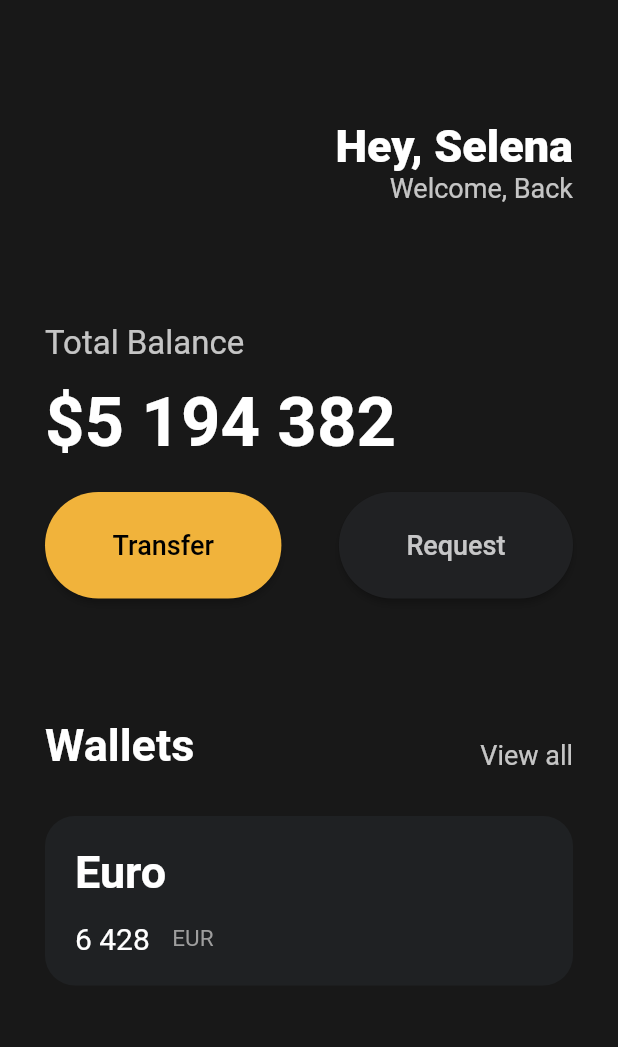
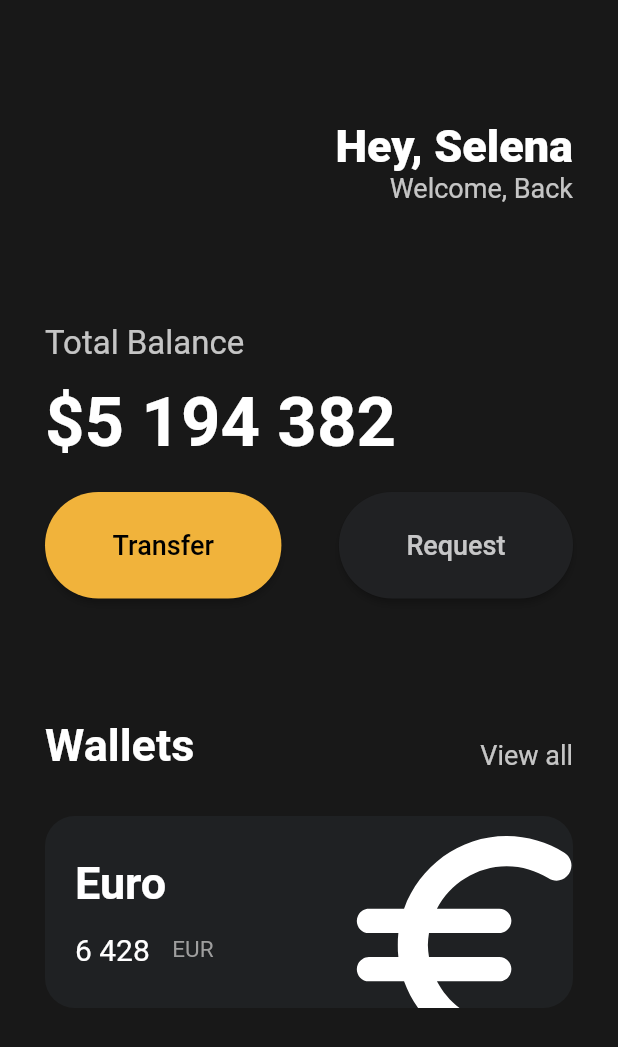
Before and after one commit to tjdrkr2580/flutter-prac, a Flutter app: the screen it shows after launch, on a phone screen of 412 x 824 dp. Shown: the top 1047 px of the screen. Run offline on Flutter 3.47's test engine with Material 2 defaults, Android fonts, the phone set to English and light mode, and no system bars.

Commit message:
lecture : Icons and Transforms

```diff
--- a/first_app/lib/main.dart
+++ b/first_app/lib/main.dart
@@ -96,15 +96,17 @@ class App extends StatelessWidget {
                   ),
                   const SizedBox(height: 30),
                   Container(
+                      clipBehavior: Clip.hardEdge,
                       decoration: BoxDecoration(
                           color: const Color(0xFF1F2123),
                           borderRadius: BorderRadius.circular(20)),
-                      child: const Padding(
-                        padding:
-                            EdgeInsets.symmetric(horizontal: 20, vertical: 20),
+                      child: Padding(
+                        padding: const EdgeInsets.symmetric(
+                            horizontal: 20, vertical: 20),
                         child: Row(
+                          mainAxisAlignment: MainAxisAlignment.spaceBetween,
                           children: [
-                            Column(
+                            const Column(
                               crossAxisAlignment: CrossAxisAlignment.start,
                               children: [
                                 Text(
@@ -135,8 +137,16 @@ class App extends StatelessWidget {
                                           color: Colors.grey, fontSize: 15),
                                     )
                                   ],
-                                )
+                                ),
                               ],
+                            ),
+                            Transform.scale(
+                              scale: 2.2,
+                              child: Transform.translate(
+                                offset: const Offset(-2, 10),
+                                child: const Icon(Icons.euro_rounded,
+                                    size: 88, color: Colors.white),
+                              ),
                             )
                           ],
                         ),
```
